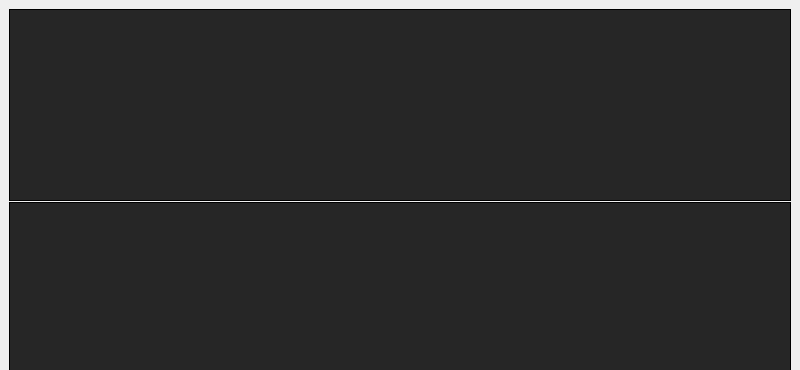
Above: src/ui/mainwin2.ui from chiiph/qfm before the change; both pictures show x 0 to 800 and y 0 to 370 of the 800 by 600 pixel window. Below: the same form after it.
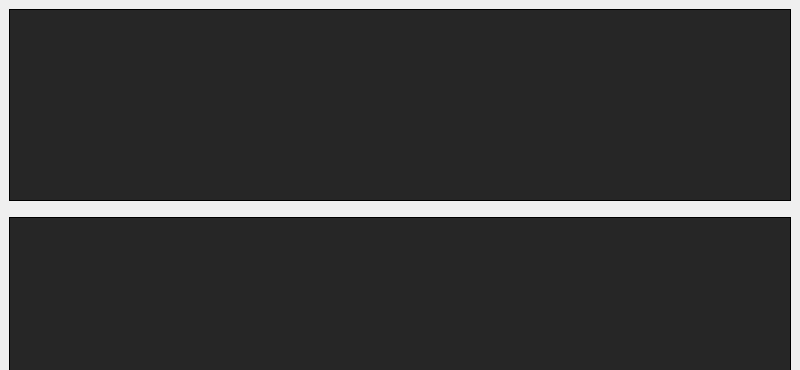
That is the form after the change.

What changed in the file:
```diff
--- a/src/ui/mainwin2.ui
+++ b/src/ui/mainwin2.ui
@@ -46,7 +46,7 @@
       <property name="spacing">
        <number>1</number>
       </property>
-      <item row="1" column="0">
+      <item row="2" column="0">
        <widget class="QListWidget" name="directory_list"/>
       </item>
       <item row="0" column="0">
@@ -62,13 +62,20 @@
         </property>
        </widget>
       </item>
-      <item row="2" column="0">
+      <item row="3" column="0">
        <widget class="QLineEdit" name="search_line">
         <property name="enabled">
          <bool>false</bool>
         </property>
        </widget>
       </item>
+      <item row="1" column="0">
+       <widget class="QLabel" name="pwd_label">
+        <property name="text">
+         <string/>
+        </property>
+       </widget>
+      </item>
      </layout>
     </item>
    </layout>
```
Left out of the diff: 4 changed lines with no effect on the pictures.
